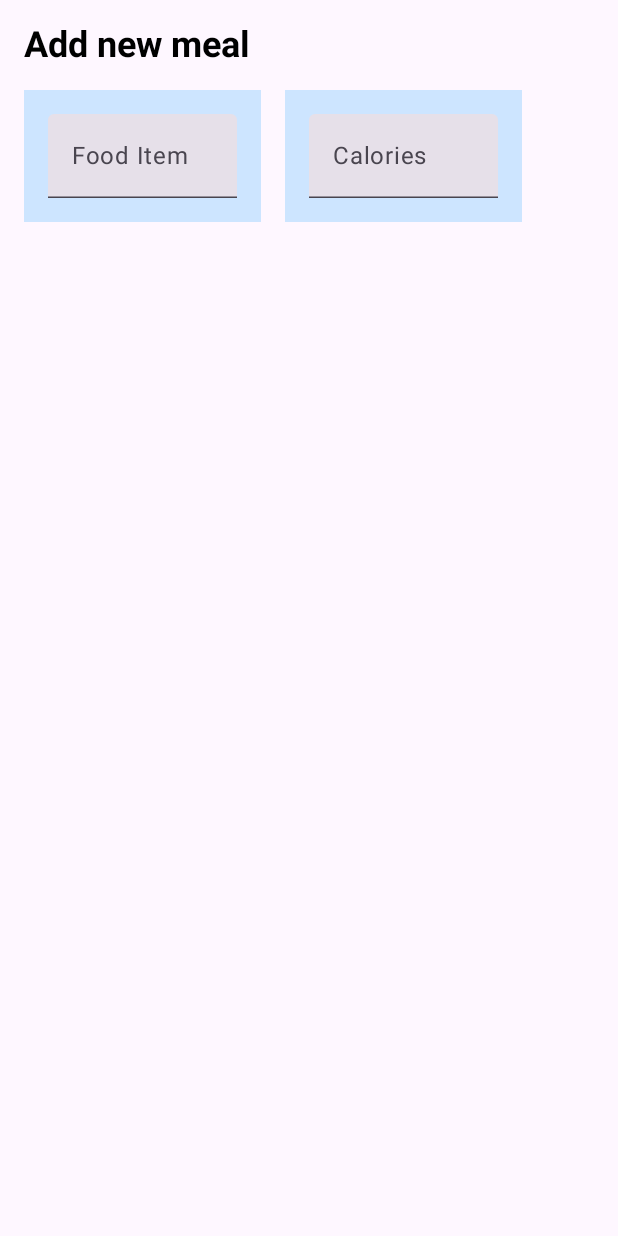
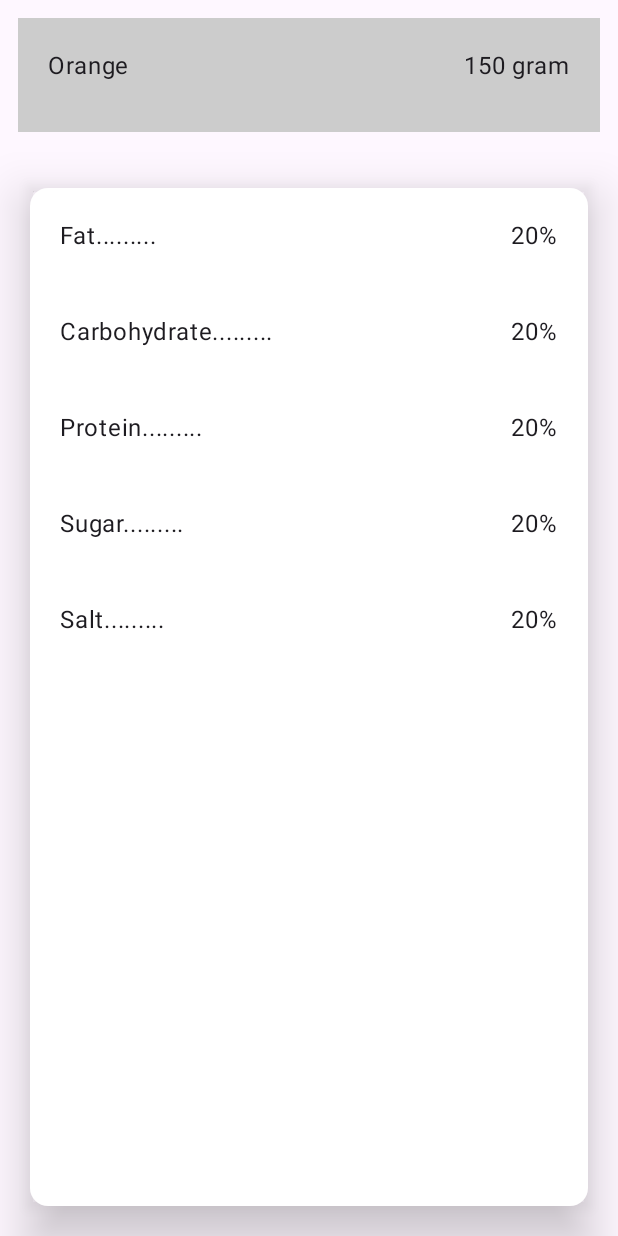
Before and after one commit to asmita143/Step-Tracker, an Android app built with Jetpack Compose: the screen it shows after launch (MainActivity), on a phone screen of 412 x 824 dp. Run offline under Robolectric (Android 15) with nearby library versions, the phone set to English and light mode, and no system bars; libraries missing offline, so code that uses them is left out: com.github.mikephil.charting.

Commit message:
calories per product page is initialized

```diff
--- a/app/src/main/java/com/example/stepcounter/MainActivity.kt
+++ b/app/src/main/java/com/example/stepcounter/MainActivity.kt
@@ -53,7 +53,7 @@ import androidx.compose.ui.unit.Dp
 import androidx.compose.ui.unit.dp
 import androidx.compose.ui.unit.sp
 import androidx.compose.ui.viewinterop.AndroidView
-import com.example.stepcounter.foodScreen.FoodTrackerUI
+import com.example.stepcounter.foodScreen.CaloriesPerProduct
 import com.example.stepcounter.ui.theme.StepCounterTheme
 import com.example.stepcounter.ui.theme.md_theme_light_background
 import com.example.stepcounter.ui.theme.md_theme_light_onSecondary
@@ -75,7 +75,7 @@ class MainActivity : ComponentActivity() {
                     modifier = Modifier.fillMaxSize(),
                     color = MaterialTheme.colorScheme.background
                 ) {
-                    FoodTrackerUI()
+                   CaloriesPerProduct()
                 }
             }
         }
--- a/app/src/main/java/com/example/stepcounter/foodScreen/CaloriesPerProduct.kt
+++ b/app/src/main/java/com/example/stepcounter/foodScreen/CaloriesPerProduct.kt
@@ -1 +1,98 @@
 package com.example.stepcounter.foodScreen
+
+import androidx.compose.foundation.background
+import androidx.compose.foundation.clickable
+import androidx.compose.foundation.layout.Arrangement
+import androidx.compose.foundation.layout.Box
+import androidx.compose.foundation.layout.Column
+import androidx.compose.foundation.layout.Row
+import androidx.compose.foundation.layout.Spacer
+import androidx.compose.foundation.layout.fillMaxHeight
+import androidx.compose.foundation.layout.fillMaxWidth
+import androidx.compose.foundation.layout.height
+import androidx.compose.foundation.layout.padding
+import androidx.compose.foundation.shape.CornerSize
+import androidx.compose.foundation.shape.RoundedCornerShape
+import androidx.compose.material3.Card
+import androidx.compose.material3.CardDefaults
+import androidx.compose.material3.Text
+import androidx.compose.runtime.Composable
+import androidx.compose.ui.Alignment
+import androidx.compose.ui.Modifier
+import androidx.compose.ui.draw.shadow
+import androidx.compose.ui.graphics.Color
+import androidx.compose.ui.graphics.RectangleShape
+import androidx.compose.ui.platform.LocalConfiguration
+import androidx.compose.ui.tooling.preview.Preview
+import androidx.compose.ui.unit.dp
+
+@Preview
+@Composable
+fun CaloriesPerProduct() {
+    Column {
+        Box(modifier = Modifier
+            .height(100.dp)
+            .fillMaxWidth()
+            .padding(12.dp)
+            .background(Color.LightGray)
+        ) {
+            Row(
+                modifier= Modifier.fillMaxWidth(),
+                horizontalArrangement = Arrangement.SpaceBetween,
+                verticalAlignment = Alignment.CenterVertically
+            ) {
+                Text(text = "Orange", modifier = Modifier.padding(20.dp))
+                Text(text = "150 gram",modifier = Modifier.padding(20.dp))
+            }
+        }
+        Spacer(modifier = Modifier.height(5.dp))
+        Card(modifier = Modifier
+            .fillMaxWidth()
+            .fillMaxHeight()
+            .padding(20.dp)
+            .shadow(
+                elevation = 20.dp,
+                shape = RectangleShape,
+                spotColor = Color.Black
+            ),
+            colors = CardDefaults.cardColors(
+                containerColor = Color.White,
+            ),
+        ) {
+            Column {
+
+                Row( modifier= Modifier.fillMaxWidth(),
+                    horizontalArrangement = Arrangement.SpaceBetween,
+                    verticalAlignment = Alignment.CenterVertically){
+                    Text(text = "Fat.........", modifier = Modifier.padding(20.dp))
+                    Text(text = "20%", modifier = Modifier.padding(20.dp))
+                }
+                Row( modifier= Modifier.fillMaxWidth(),
+                    horizontalArrangement = Arrangement.SpaceBetween,
+                    verticalAlignment = Alignment.CenterVertically) {
+                    Text(text = "Carbohydrate.........", modifier = Modifier.padding(20.dp))
+                    Text(text = "20%", modifier = Modifier.padding(20.dp))
+                }
+                Row ( modifier= Modifier.fillMaxWidth(),
+                    horizontalArrangement = Arrangement.SpaceBetween,
+                    verticalAlignment = Alignment.CenterVertically){
+                    Text(text = "Protein.........", modifier = Modifier.padding(20.dp))
+                    Text(text = "20%", modifier = Modifier.padding(20.dp))
+                }
+                Row ( modifier= Modifier.fillMaxWidth(),
+                    horizontalArrangement = Arrangement.SpaceBetween,
+                    verticalAlignment = Alignment.CenterVertically){
+                    Text(text = "Sugar.........", modifier = Modifier.padding(20.dp))
+                    Text(text = "20%", modifier = Modifier.padding(20.dp))
+                }
+                Row ( modifier= Modifier.fillMaxWidth(),
+                    horizontalArrangement = Arrangement.SpaceBetween,
+                    verticalAlignment = Alignment.CenterVertically){
+                    Text(text = "Salt.........", modifier = Modifier.padding(20.dp))
+                    Text(text = "20%", modifier = Modifier.padding(20.dp))
+                }
+
+            }
+        }
+    }
+}
--- a/app/src/main/java/com/example/stepcounter/foodScreen/FoodProduct.kt
+++ /dev/null
@@ -1 +0,0 @@
-package com.example.stepcounter.foodScreen
```
